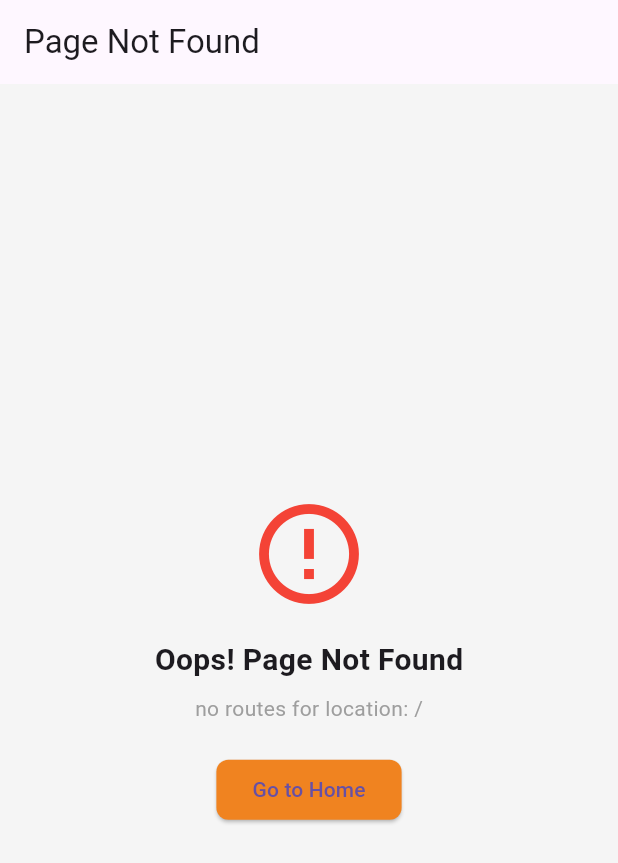
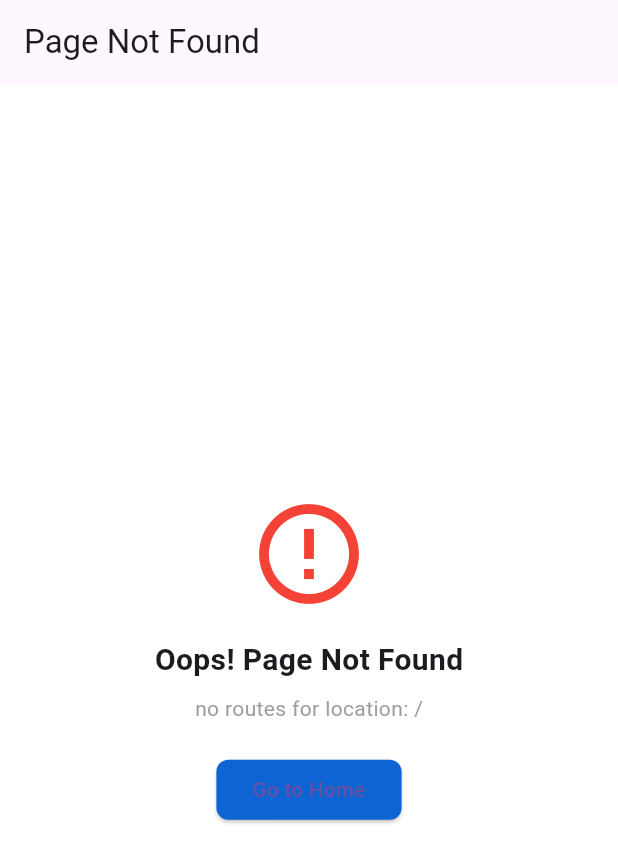
Before and after one commit to Ztrios/Learning-Management, a Flutter app: the screen it shows after launch, on a phone screen of 412 x 824 dp. Shown: the top 863 px of the screen. Run offline on Flutter 3.47's test engine with Material 3 defaults, Android fonts, the phone set to English and light mode, and no system bars; drawn by our look-alikes of toastification; our stand-ins replace awesome_notifications, dartz, dio, equatable, firebase_core, firebase_messaging and 10 more; accounts and stored records are empty; statements that could not run were skipped.

Commit message:
:art:[Style]: Some text ree-usable styles created.

```diff
--- a/lib/core/global/functions/global_functions.dart
+++ b/lib/core/global/functions/global_functions.dart
@@ -6,7 +6,6 @@ import 'package:hive_flutter/hive_flutter.dart';
 import 'package:intl/intl.dart';
 import 'package:learning_management/config/routes/app_routes.dart';
 import 'package:learning_management/core/constants/local_database_keys.dart';
-import 'package:learning_management/core/utils/styles/app_colors.dart';
 import 'package:share_plus/share_plus.dart';
 import 'package:timeago/timeago.dart' as timeago;
 import 'package:toastification/toastification.dart';
@@ -37,7 +36,7 @@ class GlobalFunctions{
       description: Text(message),
       alignment: Alignment.bottomCenter,
       autoCloseDuration: Duration(seconds: 3),
-      icon: Icon(Icons.check_circle, color: AppColors.secondary),
+      icon: Icon(Icons.check_circle, color: Colors.green),
     );
   }
 
--- a/lib/core/theme/app_theme.dart
+++ b/lib/core/theme/app_theme.dart
@@ -7,7 +7,7 @@ class AppTheme {
   /// **Light Theme**
   static final ThemeData lightTheme = ThemeData(
     brightness: Brightness.light,
-    primaryColor: AppColors.primary,
+    primaryColor: AppColors.deepBlue,
     scaffoldBackgroundColor: AppColors.background,
     // colorScheme: const ColorScheme.light(
     //   primary: AppColors.primary,
@@ -33,7 +33,7 @@ class AppTheme {
     // ),
     elevatedButtonTheme: ElevatedButtonThemeData(
       style: ElevatedButton.styleFrom(
-        backgroundColor: AppColors.primary,
+        backgroundColor: AppColors.deepBlue,
         //foregroundColor: AppColors.onPrimary,
         //textStyle: AppTextStyles.button,
         shape: RoundedRectangleBorder(borderRadius: BorderRadius.circular(8)),
@@ -41,40 +41,4 @@ class AppTheme {
     ),
   );
 
-  /// **Dark Theme**
-  static final ThemeData darkTheme = ThemeData(
-    brightness: Brightness.dark,
-    primaryColor: AppColors.primary,
-    // scaffoldBackgroundColor: AppColors.darkBackground,
-    // colorScheme: const ColorScheme.dark(
-    //   primary: AppColors.primary,
-    //   primaryContainer: AppColors.primaryVariant,
-    //   secondary: AppColors.secondary,
-    //   secondaryContainer: AppColors.secondaryVariant,
-    //   background: AppColors.darkBackground,
-    //   surface: AppColors.darkSurface,
-    //   error: AppColors.error,
-    //   onPrimary: AppColors.darkOnPrimary,
-    //   onSecondary: AppColors.darkOnSecondary,
-    //   onBackground: AppColors.darkOnBackground,
-    //   onSurface: AppColors.darkOnSurface,
-    //   onError: AppColors.darkOnError,
-    // ),
-    // textTheme: const TextTheme(
-    //   headline1: AppTextStyles.headline1,
-    //   headline2: AppTextStyles.headline2,
-    //   bodyText1: AppTextStyles.bodyText1,
-    //   bodyText2: AppTextStyles.bodyText2,
-    //   button: AppTextStyles.button,
-    //   caption: AppTextStyles.caption,
-    // ),
-    elevatedButtonTheme: ElevatedButtonThemeData(
-      style: ElevatedButton.styleFrom(
-        backgroundColor: AppColors.primary,
-        //foregroundColor: AppColors.onPrimary,
-        //textStyle: AppTextStyles.button,
-        shape: RoundedRectangleBorder(borderRadius: BorderRadius.circular(8)),
-      ),
-    ),
-  );
 }
--- a/lib/core/utils/styles/app_colors.dart
+++ b/lib/core/utils/styles/app_colors.dart
@@ -1,30 +1,25 @@
 import 'package:flutter/material.dart';
 
 class AppColors {
-  AppColors._(); // Private constructor to prevent instantiation
+  AppColors._(); // Prevent instantiation
 
-  static const Color primary = Color(0xFFF08320);
-  // static const Color primary = Color(0xFF6200EA);
-  // static const Color primaryVariant = Color(0xFF3700B3);
-  static const Color secondary = Color(0xFF4AAA32);
-  static const Color secondaryVariant = Color(0xFF3A7F29);
-  static const Color background = Color(0xFFF5F5F5);
-  static const Color greyBackground = Color(0xE8E7E8EC);
-  static const Color surface = Color(0xFFFFFFFF);
-  static const Color error = Color(0xFFB00020);
-  static const Color stroke = Color(0xFF9B9B9B);
+  // Brand Colors
+  static const Color deepBlue = Color(0xFF0E64D2);
+  static const Color blueLight = Color(0xFF008CFF); // Alias for deepBlue
+  static const Color deepOrange = Color(0xFFFF7648);
+  static const Color deepPurpleAccent = Color(0xFF7364E6);
+  static const Color deepGreen = Color(0xFF0D6E58);
 
-  // Text Colors (Light Theme)
-  static const Color onHeading = Color(0xFF333333);
-  static const Color onHeadLine = Color(0xFF212121);
-  static const Color onTitle = Color(0xFF3A3A3A);
-  static const Color onSubtitle = Color(0xFF4A4A4A);
-  static const Color onBody = Color(0xFF595959);
-  static const Color onCaptions = Color(0xFF757575);
-  //static const Color onError = Color(0xFF);
+  // UI Support Colors
+  static const Color textPrimary = Color(0xFF000000);
+  static const Color textSecondary = Color(0xFF212525);
+  static const Color textGrey = Color(0xFF636363);
+  static const Color borderColor = Color(0xFF9B9B9B);
 
+  // Status Colors
+  static const Color errorRed = Color(0xFFB00020);
 
-  // Custom Colors
-  static const Color splashBackground = Color(0xffC0DBBB);
+  // Background
+  static const Color background = Color(0xFFFFFFFF);
 
 }
--- a/lib/core/utils/styles/app_text_styles.dart
+++ b/lib/core/utils/styles/app_text_styles.dart
@@ -1,41 +1,45 @@
 import 'package:flutter/material.dart';
+import 'package:flutter_screenutil/flutter_screenutil.dart';
+import 'package:google_fonts/google_fonts.dart';
+import 'package:learning_management/core/utils/styles/app_colors.dart';
 
 class AppTextStyles {
   const AppTextStyles._();
 
-  static const TextStyle heading1 = TextStyle(
-    fontSize: 32,
+  static TextStyle heading1 = GoogleFonts.poppins(
+    fontSize: 12.sp,
     fontWeight: FontWeight.bold,
     color: Colors.black,
   );
 
-  static const TextStyle heading2 = TextStyle(
-    fontSize: 24,
+  static TextStyle heading2 = GoogleFonts.poppins(
+    fontSize: 12.sp,
     fontWeight: FontWeight.w600,
     color: Colors.black87,
   );
 
-  static const TextStyle subtitle = TextStyle(
-    fontSize: 18,
-    fontWeight: FontWeight.w500,
-    color: Colors.grey,
+  static TextStyle title = GoogleFonts.poppins(
+    fontSize: 10.sp,
+    fontWeight: FontWeight.w600,
+    color: AppColors.textSecondary,
   );
 
-  static const TextStyle body = TextStyle(
-    fontSize: 16,
-    fontWeight: FontWeight.normal,
-    color: Colors.black,
+  static TextStyle subtitle = GoogleFonts.poppins(
+    fontSize: 8.sp,
+    fontWeight: FontWeight.w500,
+    color: AppColors.textSecondary,
   );
 
-  static const TextStyle caption = TextStyle(
-    fontSize: 12,
-    fontWeight: FontWeight.w400,
-    color: Colors.grey,
+  static TextStyle caption = GoogleFonts.poppins(
+    fontSize: 6.sp,
+    fontWeight: FontWeight.normal,
+    color: AppColors.textGrey,
   );
 
-  static const TextStyle button = TextStyle(
-    fontSize: 16,
-    fontWeight: FontWeight.bold,
+
+  static TextStyle button = GoogleFonts.poppins(
+    fontSize: 8.sp,
+    fontWeight: FontWeight.w600,
     color: Colors.white,
   );
 }
--- a/lib/core/utils/ui_helpers/decoration.dart
+++ b/lib/core/utils/ui_helpers/decoration.dart
@@ -1,41 +1,41 @@
-import 'package:flutter/material.dart';
-import 'package:learning_management/core/utils/styles/app_colors.dart';
-import 'package:learning_management/core/utils/ui_helpers/radius.dart';
-
-ShapeDecoration commonDecoration = ShapeDecoration(
-  color: Colors.white,
-  shape: RoundedRectangleBorder(
-    borderRadius: radius12,
-  ),
-  shadows: [
-    BoxShadow(
-      color: Color(0x19000000),
-      blurRadius: 10,
-      offset: Offset(0, 0),
-      spreadRadius: 2,
-    )
-  ],
-);
-
-
-
-ShapeDecoration infoDecoration = ShapeDecoration(
-  color: Colors.white,
-  shape: RoundedRectangleBorder(
-    borderRadius: BorderRadius.circular(13),
-  ),
-  shadows: [
-    BoxShadow(
-      color: Color(0x33000000),
-      blurRadius: 20,
-      offset: Offset(0, 0),
-      spreadRadius: 2,
-    )
-  ],
-);
-
-
-BoxDecoration cardDecoration = BoxDecoration(
-  color: AppColors.greyBackground,
-  borderRadius: radius8,
-);
+// import 'package:flutter/material.dart';
+// import 'package:learning_management/core/utils/styles/app_colors.dart';
+// import 'package:learning_management/core/utils/ui_helpers/radius.dart';
+//
+// ShapeDecoration commonDecoration = ShapeDecoration(
+//   color: Colors.white,
+//   shape: RoundedRectangleBorder(
+//     borderRadius: radius12,
+//   ),
+//   shadows: [
+//     BoxShadow(
+//       color: Color(0x19000000),
+//       blurRadius: 10,
+//       offset: Offset(0, 0),
+//       spreadRadius: 2,
+//     )
+//   ],
+// );
+//
+//
+//
+// ShapeDecoration infoDecoration = ShapeDecoration(
+//   color: Colors.white,
+//   shape: RoundedRectangleBorder(
+//     borderRadius: BorderRadius.circular(13),
+//   ),
+//   shadows: [
+//     BoxShadow(
+//       color: Color(0x33000000),
+//       blurRadius: 20,
+//       offset: Offset(0, 0),
+//       spreadRadius: 2,
+//     )
+//   ],
+// );
+//
+//
+// BoxDecoration cardDecoration = BoxDecoration(
+//   color: AppColors.greyBackground,
+//   borderRadius: radius8,
+// );
--- a/lib/widgets/buttons/primary_button.dart
+++ b/lib/widgets/buttons/primary_button.dart
@@ -44,7 +44,7 @@ class PrimaryButton extends StatelessWidget {
         alignment: alignment ?? Alignment.center,
         padding: padding ?? paddingH16,
         decoration: ShapeDecoration(
-          color: background ?? AppColors.primary,
+          color: background ?? AppColors.deepBlue,
           shape: RoundedRectangleBorder(
               borderRadius: radius ?? radius8,
             side: strokeColor != null ? BorderSide(
--- a/lib/widgets/text_forms/primary_text_forms_fields.dart
+++ b/lib/widgets/text_forms/primary_text_forms_fields.dart
@@ -44,7 +44,7 @@ class PrimaryTextFormsFields extends StatelessWidget {
           decoration: InputDecoration(
             hintText: hintText,
             filled: true,
-            fillColor: AppColors.greyBackground,
+            //fillColor: AppColors.greyBackground,
             border: OutlineInputBorder(
                 borderRadius: radius8,
                 borderSide: BorderSide.none
```
Also changed, not shown: pubspec.yaml (+3 -4 lines).
